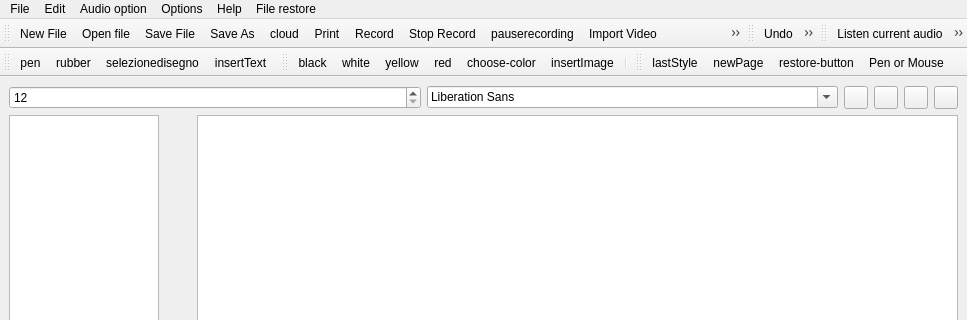
Qt form src/mainwindow.ui (giacomogroppi/writernote-qt) before a commit; both pictures show x 0 to 967 and y 0 to 320 of the 967 by 664 pixel window.
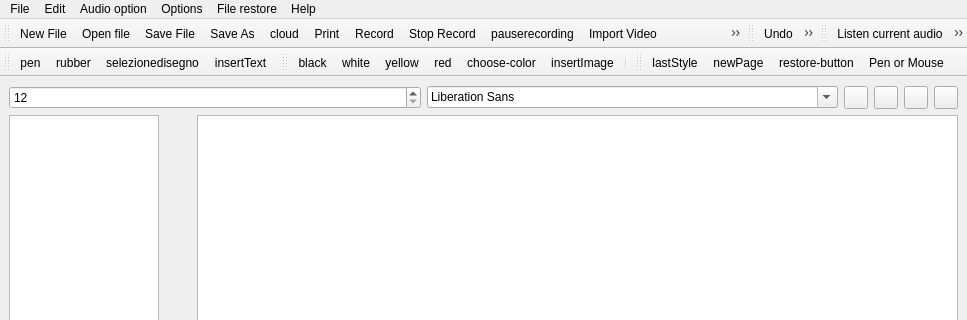
The same form after that commit. Icons and pictures are not drawn.

```diff
--- a/src/mainwindow.ui
+++ b/src/mainwindow.ui
@@ -353,8 +353,8 @@
    <addaction name="menuEdit"/>
    <addaction name="menuAudio_option"/>
    <addaction name="menuOptions"/>
-   <addaction name="menuHelp"/>
    <addaction name="menuFile_restore"/>
+   <addaction name="menuHelp"/>
   </widget>
   <widget class="QToolBar" name="mainbar">
    <property name="windowTitle">
```
